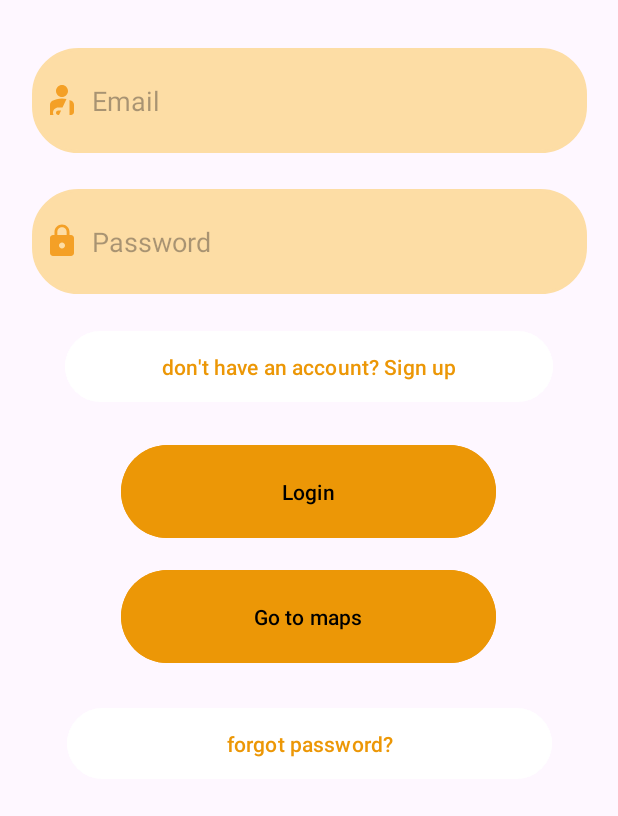
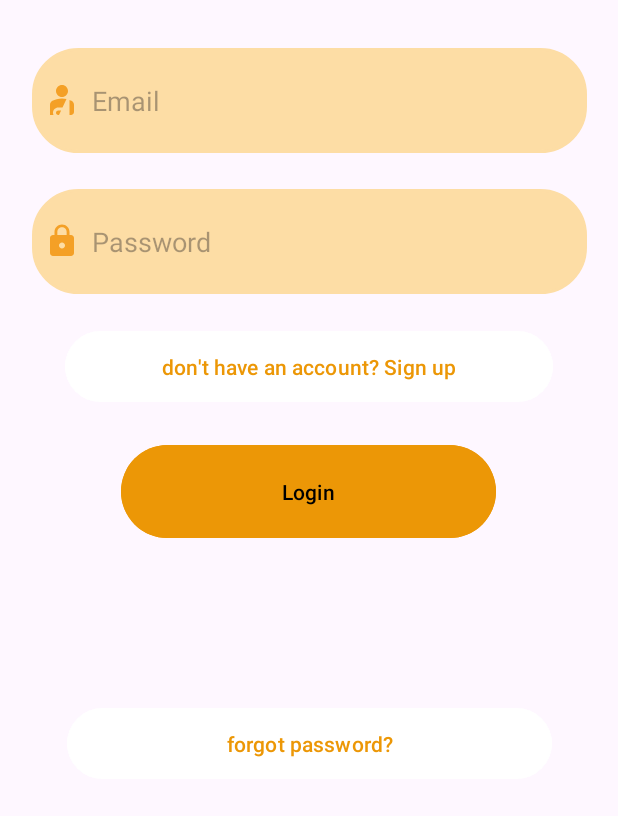
Before and after one commit to Devon0209/Bird_app, an Android app: the MainActivity screen opened directly, with no data from a screen before it, on a phone screen of 412 x 824 dp, the part 404-1220 px from its top. Run offline under Robolectric (Android 15) with nearby library versions, the phone set to English and light mode, and no system bars; our stand-ins replace Firebase (no records; nobody signed in at launch, a user with empty details on screens opened directly).

Commit message:
changes made to Login

```diff
--- a/app/src/main/java/com/example/myapplication/MainActivity.kt
+++ b/app/src/main/java/com/example/myapplication/MainActivity.kt
@@ -4,6 +4,7 @@ import android.content.Intent
 import androidx.appcompat.app.AppCompatActivity
 import android.os.Bundle
 import android.widget.Button
+import android.widget.Toast
 import com.google.firebase.auth.FirebaseAuth
 
 class MainActivity : AppCompatActivity() {
@@ -11,20 +12,16 @@ class MainActivity : AppCompatActivity() {
         super.onCreate(savedInstanceState)
         setContentView(R.layout.activity_main)
 
-        val gomaps_btn: Button = findViewById(R.id.gomaps_btn)
-        gomaps_btn.setOnClickListener {
-            // Create an Intent to open the destination Activity
-            val intent = Intent (this@MainActivity, MenuActivity::class.java)
-            startActivity(intent)
-        }
-
-        val signup_btn: Button = findViewById(R.id.signup_btn)
-        signup_btn.setOnClickListener {
-            // Create an Intent to open the destination Activity
-            val intent = Intent (this@MainActivity, SignInActivity::class.java)
-            startActivity(intent)
-        }
-
+try {
+    val signup_btn: Button = findViewById(R.id.signup_btn)
+    signup_btn.setOnClickListener {
+        // Create an Intent to open the destination Activity
+        val intent = Intent(this@MainActivity, SignInActivity::class.java)
+        startActivity(intent)
+    }
+}catch(e: Exception){
+    Toast.makeText (this, e.message, Toast.LENGTH_SHORT).show();
+}
 
     }
 }
--- a/app/src/main/res/layout/activity_main.xml
+++ b/app/src/main/res/layout/activity_main.xml
@@ -85,19 +85,6 @@
             app:layout_constraintTop_toBottomOf="@+id/password"
             app:layout_constraintVertical_bias="0.505" />
 
-        <Button
-            android:id="@+id/gomaps_btn"
-            android:layout_width="250dp"
-            android:layout_height="70dp"
-            android:backgroundTint="@color/orange"
-            android:text="Go to maps"
-            android:textColor="@color/black"
-            app:layout_constraintBottom_toBottomOf="parent"
-            app:layout_constraintEnd_toEndOf="parent"
-            app:layout_constraintHorizontal_bias="0.496"
-            app:layout_constraintStart_toStartOf="parent"
-            app:layout_constraintTop_toBottomOf="@+id/login_btn"
-            app:layout_constraintVertical_bias="0.928" />
 
         <Button
             android:id="@+id/signup_btn"
```
